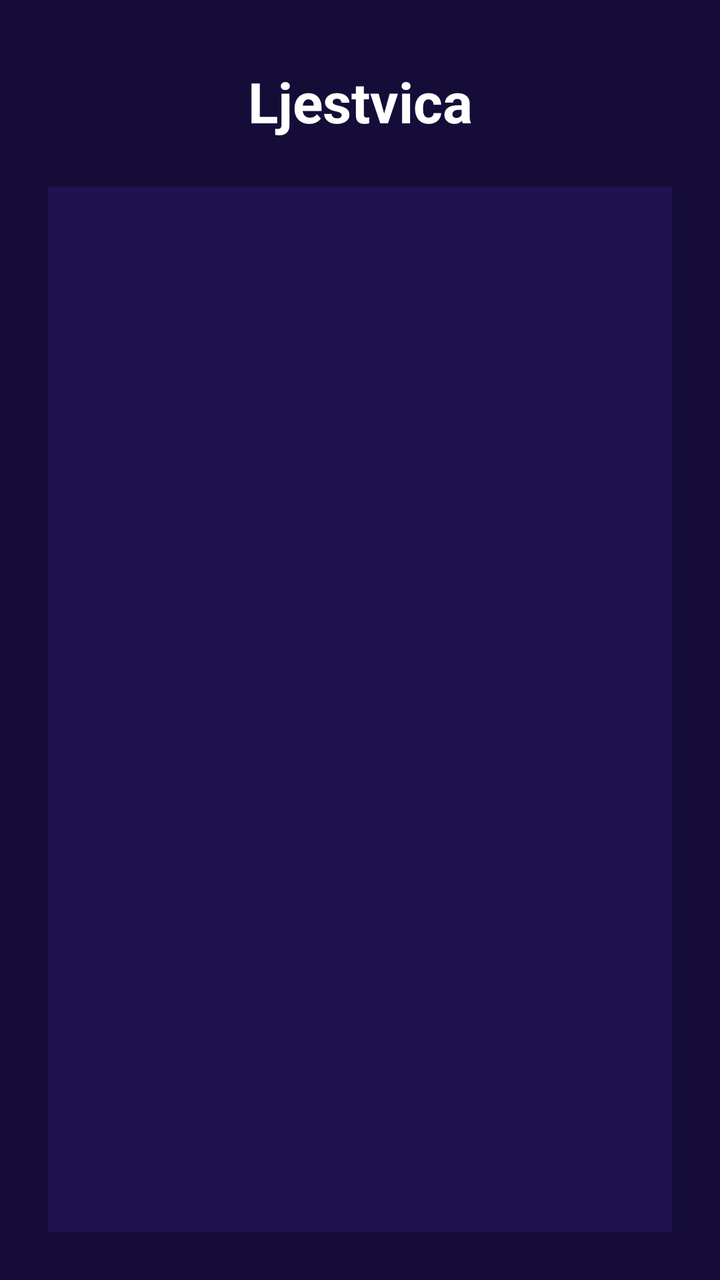
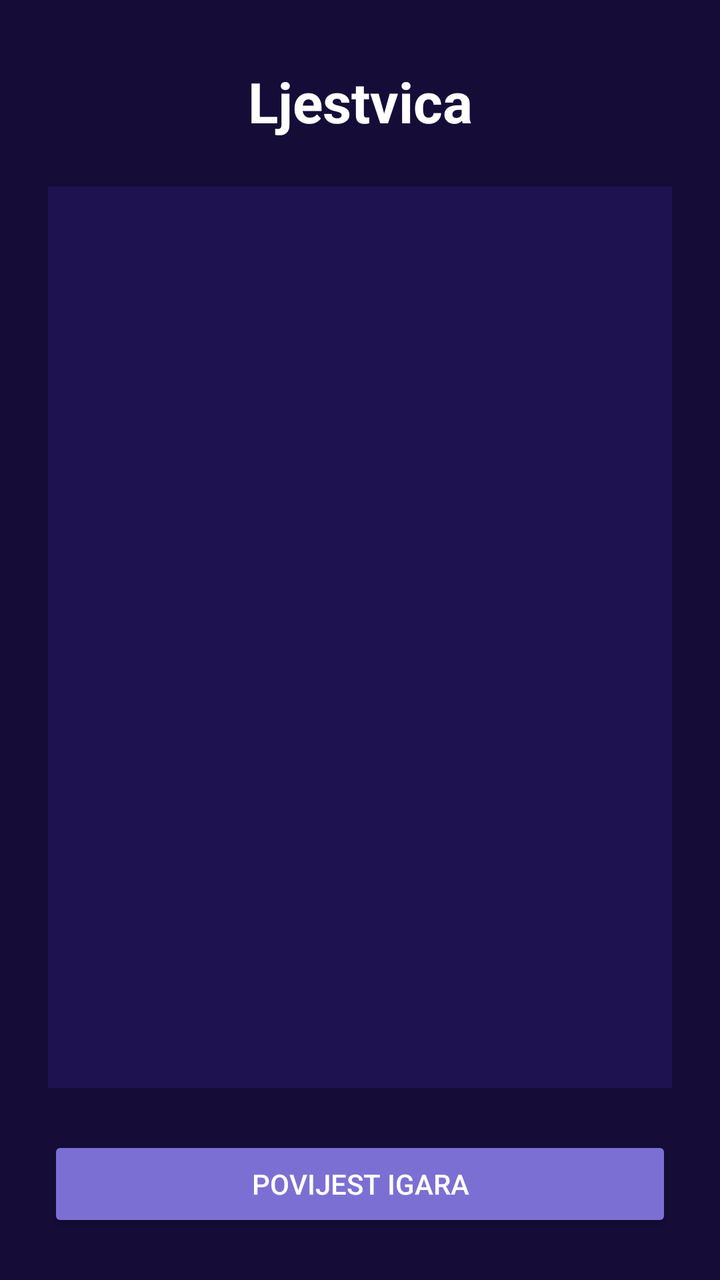

An Android layout rendered at two revisions. The XML below is the earlier revision; the diff shows what the commit changed to produce the second picture.
<!-- AndroidManifest.xml: application theme Theme.MemojiMatch -->
<!-- res/layout/fragment_leaderboard.xml -->
<androidx.constraintlayout.widget.ConstraintLayout xmlns:android="http://schemas.android.com/apk/res/android"
    xmlns:app="http://schemas.android.com/apk/res-auto"
    android:layout_width="match_parent"
    android:layout_height="match_parent"
    android:background="@color/bg_deep">

    <TextView
        android:id="@+id/tvLBoardTitle"
        android:layout_width="wrap_content"
        android:layout_height="wrap_content"
        android:layout_marginTop="32dp"
        android:text="@string/title_leaderboard"
        android:textColor="@color/white"
        android:textSize="28sp"
        android:textStyle="bold"
        app:layout_constraintEnd_toEndOf="parent"
        app:layout_constraintStart_toStartOf="parent"
        app:layout_constraintTop_toTopOf="parent" />

    <androidx.recyclerview.widget.RecyclerView
        android:id="@+id/rvLeaderboard"
        android:layout_width="0dp"
        android:layout_height="0dp"
        android:layout_margin="24dp"
        android:background="@color/bg_main"
        app:layoutManager="androidx.recyclerview.widget.LinearLayoutManager"
        app:layout_constraintBottom_toBottomOf="parent"
        app:layout_constraintEnd_toEndOf="parent"
        app:layout_constraintStart_toStartOf="parent"
        app:layout_constraintTop_toBottomOf="@id/tvLBoardTitle" />

</androidx.constraintlayout.widget.ConstraintLayout>
<!-- resources referenced by this layout -->
<resources>
  <color name="bg_deep">#150D38</color>
  <color name="bg_main">#1E1250</color>
  <color name="white">#FFFFFF</color>
  <string name="title_leaderboard">Ljestvica</string>
  <style name="Theme.MemojiMatch" parent="Theme.Design.NoActionBar" />
</resources>

<!-- the commit's change to res/layout/fragment_leaderboard.xml (unified diff, before → after) -->
@@ -24,9 +24,21 @@
         android:layout_margin="24dp"
         android:background="@color/bg_main"
         app:layoutManager="androidx.recyclerview.widget.LinearLayoutManager"
-        app:layout_constraintBottom_toBottomOf="parent"
+        app:layout_constraintBottom_toTopOf="@id/btnGoToHistory"
         app:layout_constraintEnd_toEndOf="parent"
         app:layout_constraintStart_toStartOf="parent"
         app:layout_constraintTop_toBottomOf="@id/tvLBoardTitle" />
 
+    <Button
+        android:id="@+id/btnGoToHistory"
+        android:layout_width="0dp"
+        android:layout_height="wrap_content"
+        android:layout_marginHorizontal="24dp"
+        android:layout_marginBottom="24dp"
+        android:backgroundTint="@color/accent_purple"
+        android:text="@string/label_history"
+        app:layout_constraintBottom_toBottomOf="parent"
+        app:layout_constraintEnd_toEndOf="parent"
+        app:layout_constraintStart_toStartOf="parent" />
+
 </androidx.constraintlayout.widget.ConstraintLayout>
<!-- resource entries referenced after the edit -->
@@ -1,8 +1,10 @@
 <!-- resources referenced by this layout -->
 <resources>
+  <color name="accent_purple">#7C6FD4</color>
   <color name="bg_deep">#150D38</color>
   <color name="bg_main">#1E1250</color>
   <color name="white">#FFFFFF</color>
+  <string name="label_history">POVIJEST IGARA</string>
   <string name="title_leaderboard">Ljestvica</string>
   <style name="Theme.MemojiMatch" parent="Theme.Design.NoActionBar" />
 </resources>
